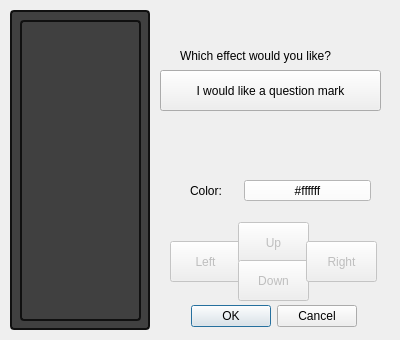
Above: Tower_of_Lights_Editor_V3/shapeeffectdialog.ui from ThereIsNoEscape/cs383project before the change. Below: the same form after it.
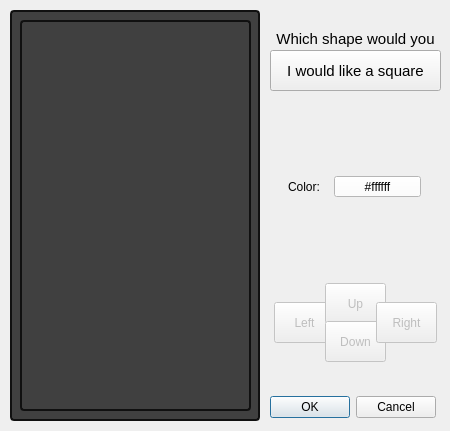
That is the form after the change.

What changed in the file:
```diff
--- a/Tower_of_Lights_Editor_V3/shapeeffectdialog.ui
+++ b/Tower_of_Lights_Editor_V3/shapeeffectdialog.ui
@@ -6,20 +6,20 @@
    <rect>
     <x>0</x>
     <y>0</y>
-    <width>400</width>
-    <height>340</height>
+    <width>450</width>
+    <height>431</height>
    </rect>
   </property>
   <property name="minimumSize">
    <size>
-    <width>400</width>
-    <height>300</height>
+    <width>450</width>
+    <height>431</height>
    </size>
   </property>
   <property name="maximumSize">
    <size>
-    <width>400</width>
-    <height>360</height>
+    <width>460</width>
+    <height>440</height>
    </size>
   </property>
   <property name="windowTitle">
@@ -28,8 +28,8 @@
   <widget class="QDialogButtonBox" name="buttonBox">
    <property name="geometry">
     <rect>
-     <x>126</x>
-     <y>300</y>
+     <x>205</x>
+     <y>391</y>
      <width>231</width>
      <height>32</height>
     </rect>
@@ -46,8 +46,8 @@
     <rect>
      <x>10</x>
      <y>10</y>
-     <width>140</width>
-     <height>320</height>
+     <width>250</width>
+     <height>411</height>
     </rect>
    </property>
    <property name="sizePolicy">
@@ -72,8 +72,8 @@
      <rect>
       <x>10</x>
       <y>10</y>
-      <width>121</width>
-      <height>301</height>
+      <width>231</width>
+      <height>391</height>
      </rect>
     </property>
     <layout class="QGridLayout" name="gridLayout">
@@ -89,9 +89,9 @@
    </property>
    <property name="geometry">
     <rect>
-     <x>170</x>
-     <y>241</y>
-     <width>71</width>
+     <x>274</x>
+     <y>302</y>
+     <width>61</width>
      <height>41</height>
     </rect>
    </property>
@@ -105,9 +105,9 @@
    </property>
    <property name="geometry">
     <rect>
-     <x>238</x>
-     <y>222</y>
-     <width>71</width>
+     <x>325</x>
+     <y>283</y>
+     <width>61</width>
      <height>41</height>
     </rect>
    </property>
@@ -121,9 +121,9 @@
    </property>
    <property name="geometry">
     <rect>
-     <x>238</x>
-     <y>260</y>
-     <width>71</width>
+     <x>325</x>
+     <y>321</y>
+     <width>61</width>
      <height>41</height>
     </rect>
    </property>
@@ -137,9 +137,9 @@
    </property>
    <property name="geometry">
     <rect>
-     <x>306</x>
-     <y>241</y>
-     <width>71</width>
+     <x>376</x>
+     <y>302</y>
+     <width>61</width>
      <height>41</height>
     </rect>
    </property>
@@ -150,34 +150,50 @@
   <widget class="QLabel" name="label">
    <property name="geometry">
     <rect>
-     <x>180</x>
-     <y>40</y>
-     <width>181</width>
-     <height>31</height>
+     <x>270</x>
+     <y>30</y>
+     <width>171</width>
+     <height>81</height>
     </rect>
    </property>
+   <property name="font">
+    <font>
+     <pointsize>11</pointsize>
+    </font>
+   </property>
    <property name="text">
-    <string>Which effect would you like?</string>
+    <string>Which shape would you like?</string>
+   </property>
+   <property name="alignment">
+    <set>Qt::AlignHCenter|Qt::AlignTop</set>
+   </property>
+   <property name="wordWrap">
+    <bool>true</bool>
    </property>
   </widget>
   <widget class="QPushButton" name="pushButton_test">
    <property name="geometry">
     <rect>
-     <x>160</x>
-     <y>70</y>
-     <width>221</width>
+     <x>270</x>
+     <y>50</y>
+     <width>171</width>
      <height>41</height>
     </rect>
    </property>
+   <property name="font">
+    <font>
+     <pointsize>11</pointsize>
+    </font>
+   </property>
    <property name="text">
-    <string>I would like a question mark</string>
+    <string>I would like a square</string>
    </property>
   </widget>
   <widget class="QLabel" name="label_2">
    <property name="geometry">
     <rect>
-     <x>190</x>
-     <y>180</y>
+     <x>288</x>
+     <y>176</y>
      <width>59</width>
      <height>21</height>
     </rect>
@@ -189,9 +205,9 @@
   <widget class="QPushButton" name="pushButton_color">
    <property name="geometry">
     <rect>
-     <x>244</x>
-     <y>180</y>
-     <width>127</width>
+     <x>334</x>
+     <y>176</y>
+     <width>87</width>
      <height>21</height>
     </rect>
    </property>
```
